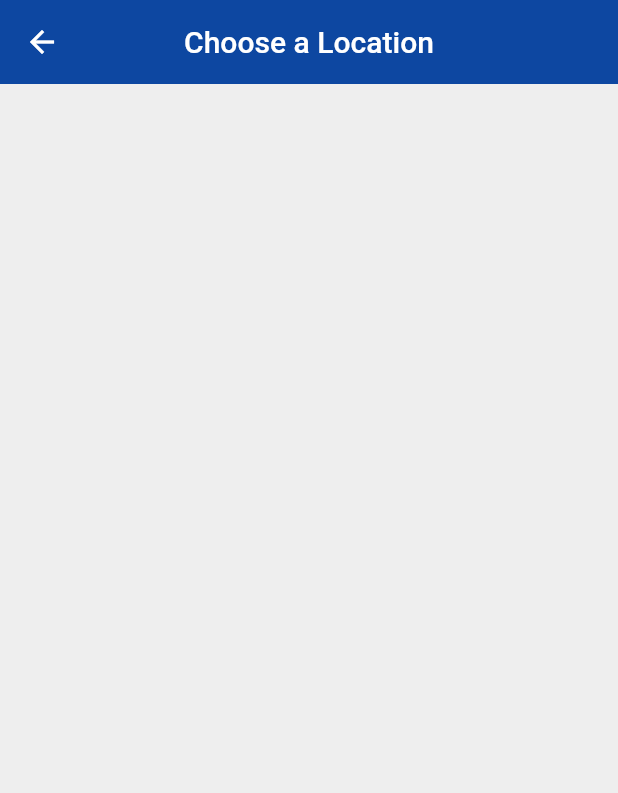
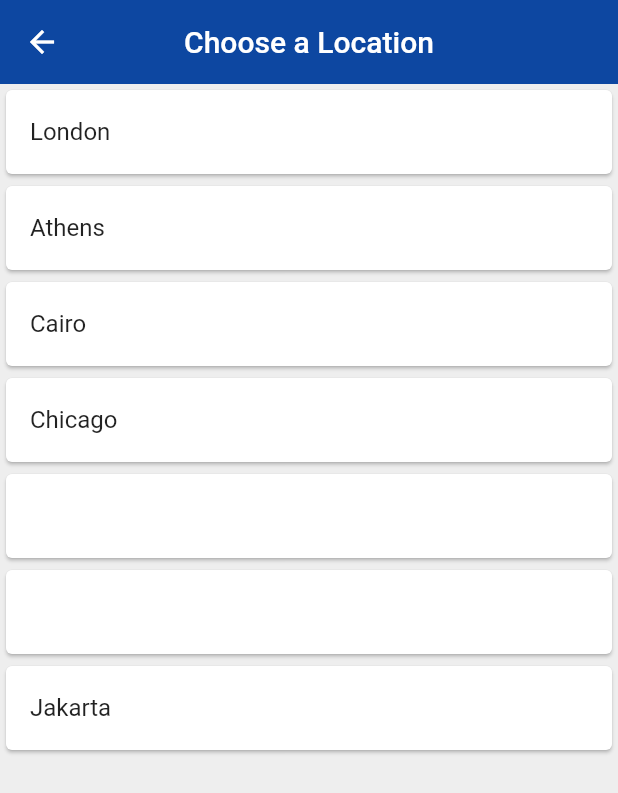
Before and after one commit to Squagalings/world-time-app, a Flutter app: the ChooseLocation screen opened by its route, on a phone screen of 412 x 824 dp. Shown: the top 793 px of the screen. Run offline on Flutter 3.47's test engine with Material 2 defaults, Android fonts, the phone set to English and light mode, and no system bars; our stand-ins replace flutter_spinkit; network calls fail.

Commit message:
lesson-34

```diff
--- a/lib/pages/choose_location.dart
+++ b/lib/pages/choose_location.dart
@@ -1,4 +1,5 @@
 import 'package:flutter/material.dart';
+import 'package:world_time_app/services/world_time.dart';
 
 class ChooseLocation extends StatefulWidget {
   @override
@@ -6,6 +7,16 @@ class ChooseLocation extends StatefulWidget {
 }
 
 class _ChooseLocationState extends State<ChooseLocation> {
+  List<WorldTime> locations = [
+    WorldTime(url: 'Europe/London', location: 'London', flag: 'uk.png'),
+    WorldTime(url: 'Germany/Berlin', location: 'Athens', flag: 'greece.png'),
+    WorldTime(url: 'Egypt/Cairo', location: 'Cairo', flag: 'kenya.png'),
+    WorldTime(url: 'America/Chicago', location: 'Chicago', flag: 'usa.png'),
+    WorldTime(url: 'America/New_York', location: '', flag: 'usa.png'),
+    WorldTime(url: 'Asia/Seoul', location: '', flag: 'south_korea.png'),
+    WorldTime(url: 'Asia/Jakarta', location: 'Jakarta', flag: 'indonesia.png'),
+  ];
+
   @override
   Widget build(BuildContext context) {
     return Scaffold(
@@ -16,6 +27,15 @@ class _ChooseLocationState extends State<ChooseLocation> {
           centerTitle: true,
           elevation: 0,
         ),
-    ); // Scaffold
+        body: ListView.builder(
+            itemCount: locations.length,
+            itemBuilder: (context, index) {
+              return Card(
+                child: ListTile(
+                  onTap: () {},
+                  title: Text(locations[index].location),
+                ),
+              );
+            })); // Scaffold
   }
 }
--- a/lib/pages/loading.dart
+++ b/lib/pages/loading.dart
@@ -17,6 +17,7 @@ class _LoadingState extends State<Loading> {
       'location': instance.location,
       'flag': instance.flag,
       'time': instance.time,
+      'isDaytime': instance.isDaytime,
     });
   }
 
--- a/lib/services/world_time.dart
+++ b/lib/services/world_time.dart
@@ -7,6 +7,7 @@ class WorldTime {
   String time; // the time in that location
   String flag; // url to an asset flag icon
   String url; // location url for api endpoint
+  bool isDaytime; // true or false if daytime or not
 
   WorldTime({this.location, this.flag, this.url});
 
@@ -26,6 +27,7 @@ class WorldTime {
       now = now.add(Duration(hours: int.parse(offset)));
 
       // set the time property
+      isDaytime = now.hour > 6 && now.hour < 20 ? true : false;
       time = DateFormat.jm().format(now);
     } catch (e) {
       print(e);
```
Also changed, not shown: lib/pages/home.dart (+26 -8 lines), pubspec.yaml (+3 -6 lines), assets/day.png (added), assets/germany.png (added), assets/greece.png (added), assets/indonesia.png (added), assets/kenya.png (added), assets/night.png (added), assets/south_korea.png (added), assets/uk.png (added), assets/usa.png (added), pubspec.lock. Lines whose indentation alone changed are shown as unchanged.
